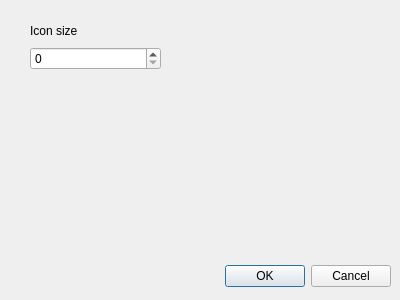
Before: the Qt Designer form projects/DesktopWidget2/desktopwidgetdialog.ui in andr7e/my-repository, drawn with Qt 5.
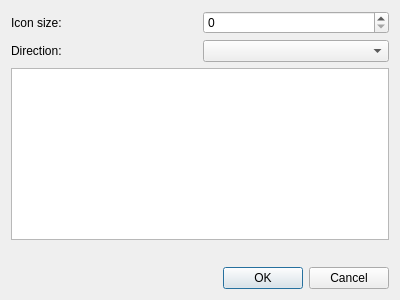
After: the same form once the commit is applied.

Commit message: + panel direction, items list in settings

What changed in the file:
```diff
--- a/projects/DesktopWidget2/desktopwidgetdialog.ui
+++ b/projects/DesktopWidget2/desktopwidgetdialog.ui
@@ -13,44 +13,86 @@
   <property name="windowTitle">
    <string>Dialog</string>
   </property>
-  <widget class="QDialogButtonBox" name="buttonBox">
-   <property name="geometry">
-    <rect>
-     <x>50</x>
-     <y>260</y>
-     <width>341</width>
-     <height>32</height>
-    </rect>
-   </property>
-   <property name="orientation">
-    <enum>Qt::Horizontal</enum>
-   </property>
-   <property name="standardButtons">
-    <set>QDialogButtonBox::Cancel|QDialogButtonBox::Ok</set>
-   </property>
-  </widget>
-  <widget class="QWidget" name="">
-   <property name="geometry">
-    <rect>
-     <x>30</x>
-     <y>20</y>
-     <width>131</width>
-     <height>50</height>
-    </rect>
-   </property>
-   <layout class="QVBoxLayout" name="verticalLayout">
-    <item>
-     <widget class="QLabel" name="label">
-      <property name="text">
-       <string>Icon size</string>
-      </property>
-     </widget>
-    </item>
-    <item>
-     <widget class="QSpinBox" name="spinBox"/>
-    </item>
-   </layout>
-  </widget>
+  <layout class="QVBoxLayout" name="verticalLayout_2">
+   <item>
+    <layout class="QVBoxLayout" name="verticalLayout">
+     <item>
+      <layout class="QHBoxLayout" name="horizontalLayout">
+       <item>
+        <widget class="QLabel" name="label">
+         <property name="text">
+          <string>Icon size:</string>
+         </property>
+        </widget>
+       </item>
+       <item>
+        <widget class="QSpinBox" name="spinBox">
+         <property name="sizePolicy">
+          <sizepolicy hsizetype="Preferred" vsizetype="Fixed">
+           <horstretch>0</horstretch>
+           <verstretch>0</verstretch>
+          </sizepolicy>
+         </property>
+        </widget>
+       </item>
+      </layout>
+     </item>
+     <item>
+      <layout class="QHBoxLayout" name="horizontalLayout_2">
+       <item>
+        <widget class="QLabel" name="label_2">
+         <property name="sizePolicy">
+          <sizepolicy hsizetype="Preferred" vsizetype="Preferred">
+           <horstretch>0</horstretch>
+           <verstretch>0</verstretch>
+          </sizepolicy>
+         </property>
+         <property name="text">
+          <string>Direction:</string>
+         </property>
+        </widget>
+       </item>
+       <item>
+        <widget class="QComboBox" name="comboBox">
+         <property name="sizePolicy">
+          <sizepolicy hsizetype="Preferred" vsizetype="Fixed">
+           <horstretch>0</horstretch>
+           <verstretch>0</verstretch>
+          </sizepolicy>
+         </property>
+        </widget>
+       </item>
+      </layout>
+     </item>
+    </layout>
+   </item>
+   <item>
+    <widget class="QListView" name="listView"/>
+   </item>
+   <item>
+    <spacer name="verticalSpacer">
+     <property name="orientation">
+      <enum>Qt::Vertical</enum>
+     </property>
+     <property name="sizeHint" stdset="0">
+      <size>
+       <width>20</width>
+       <height>40</height>
+      </size>
+     </property>
+    </spacer>
+   </item>
+   <item>
+    <widget class="QDialogButtonBox" name="buttonBox">
+     <property name="orientation">
+      <enum>Qt::Horizontal</enum>
+     </property>
+     <property name="standardButtons">
+      <set>QDialogButtonBox::Cancel|QDialogButtonBox::Ok</set>
+     </property>
+    </widget>
+   </item>
+  </layout>
  </widget>
  <resources/>
  <connections>
```
The commit also changes 7 other files.
